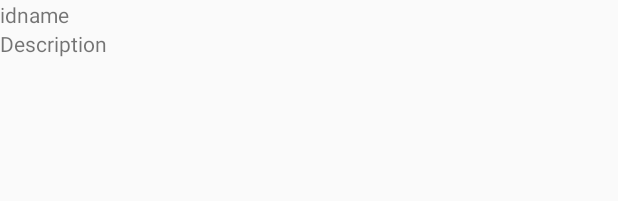
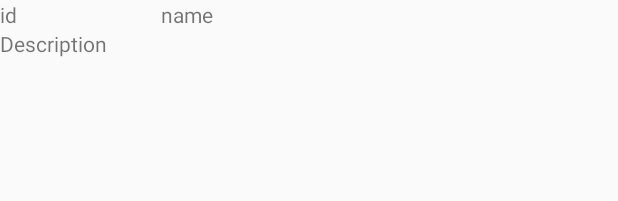
Before and after one commit to haysiA09/P12ps, an Android app: the layout row.xml on its own in the app's theme, with its tools: preview values and no code run, on a phone screen of 412 x 824 dp. Shown: the top 201 px of the screen. Run offline under Robolectric (Android 15) with nearby library versions, the phone set to English and light mode, and no system bars.

Commit message:
adjusted ui

```diff
--- a/app/src/main/res/layout/row.xml
+++ b/app/src/main/res/layout/row.xml
@@ -11,15 +11,17 @@
 
         <TextView
             android:id="@+id/tvID"
-            android:layout_width="wrap_content"
+            android:layout_width="40dp"
             android:layout_height="wrap_content"
-            android:text="id" />
+            android:text="id"
+            android:layout_weight="0.2"/>
 
         <TextView
             android:id="@+id/tvName"
             android:layout_width="wrap_content"
             android:layout_height="wrap_content"
-            android:text="name" />
+            android:text="name"
+            android:layout_weight="0.8"/>
     </LinearLayout>
 
     <TextView
```
